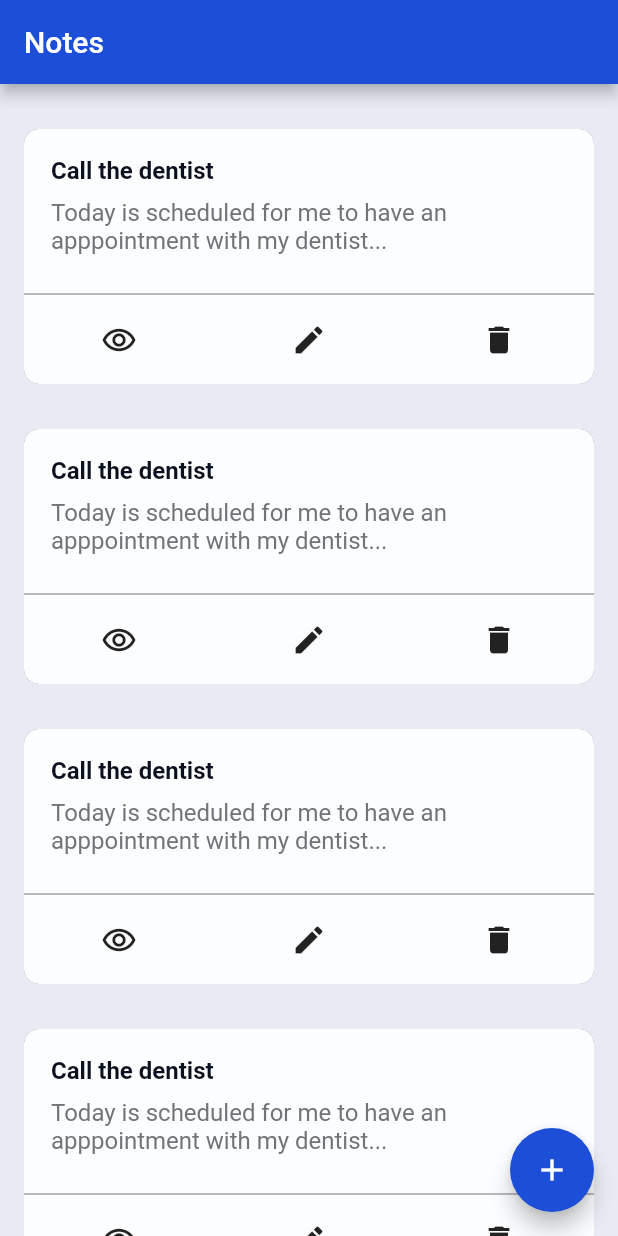
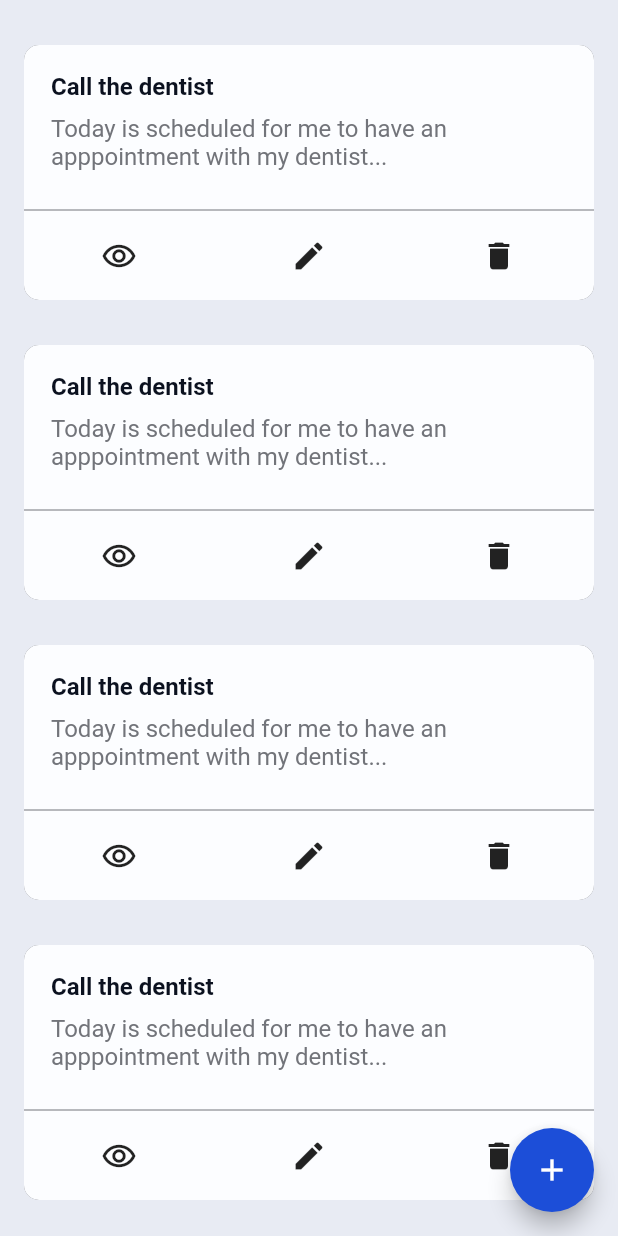
Before and after one commit to NicoValentine7/Note-Flutter, a Flutter app: the screen it shows after launch, on a phone screen of 412 x 824 dp. Run offline on Flutter 3.47's test engine with Material 2 defaults, Android fonts, the phone set to English and light mode, and no system bars.

Commit message:
appバーいらん
add const modifier

```diff
--- a/lib/screens/home.dart
+++ b/lib/screens/home.dart
@@ -15,10 +15,6 @@ class _HomeState extends State<Home> {
   Widget build(BuildContext context) {
     return Scaffold(
       backgroundColor: AppColor.background,
-      appBar: AppBar(
-        title: const Text('Notes'),
-        backgroundColor: AppColor.primary,
-      ),
       body: ListView.builder(
         itemCount: 6,
         itemBuilder: (context, index) {
--- a/lib/widgets/card.dart
+++ b/lib/widgets/card.dart
@@ -55,7 +55,7 @@ class NoteCard extends StatelessWidget {
                     Navigator.push(
                       context,
                       MaterialPageRoute(
-                        builder: (context) => ManageNote(
+                        builder: (context) => const ManageNote(
                           title: 'View Note',
                           isEdit: true,
                           isView: true,
@@ -70,7 +70,7 @@ class NoteCard extends StatelessWidget {
                     Navigator.push(
                       context,
                       MaterialPageRoute(
-                        builder: (context) => ManageNote(
+                        builder: (context) => const ManageNote(
                           title: 'Edit Note',
                           isEdit: true,
                         ),
@@ -104,7 +104,7 @@ class _CustomButton extends StatelessWidget {
   @override
   Widget build(BuildContext context) {
     return InkWell(
-      child: Container(
+      child: SizedBox(
         height: 45,
         width: MediaQuery.of(context).size.width / 3.5,
         child: Icon(icon),
```
